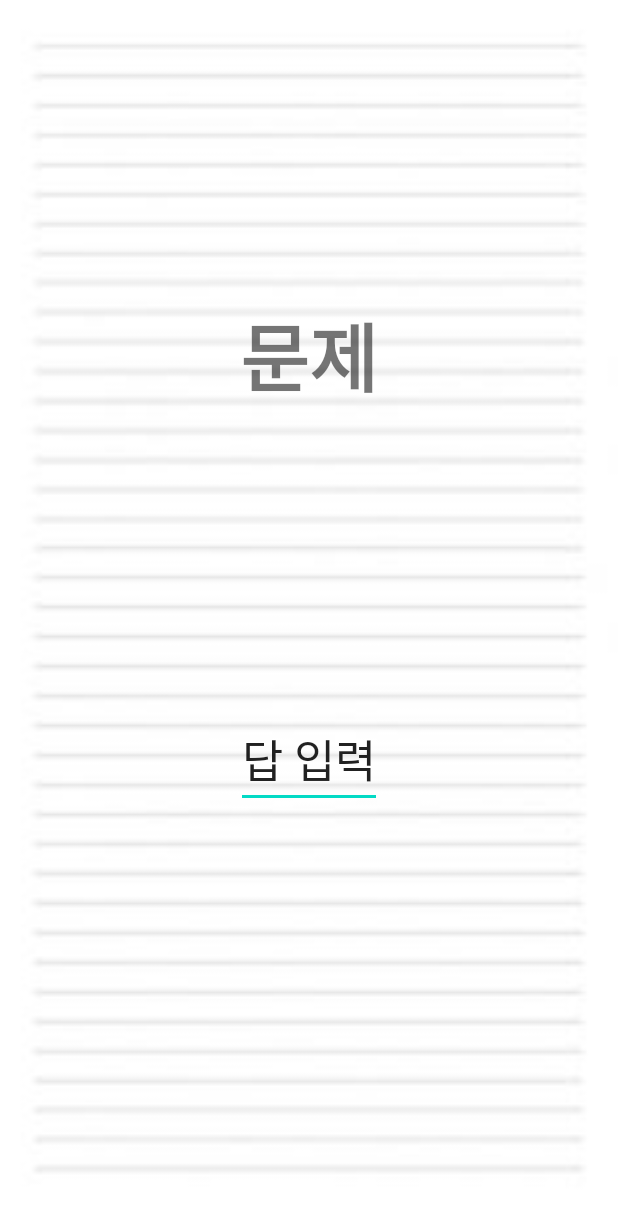
After one commit to kaybb12/JJH, an Android app: the hiragana screen opened directly, with no data from a screen before it, on a phone screen of 412 x 824 dp. The commit adds this screen. Shown: the top 1211 px of the screen. Run offline under Robolectric (Android 15) with nearby library versions, the phone set to English and light mode, and no system bars.

Commit message:
액티비티3개팠어요

```diff
--- /dev/null
+++ b/JS/app/src/main/java/com/example/js/hiragana.java
@@ -0,0 +1,15 @@
+package com.example.js;
+
+import androidx.annotation.Nullable;
+import androidx.appcompat.app.AppCompatActivity;
+
+import android.os.Bundle;
+
+public class hiragana extends AppCompatActivity {
+
+    @Override
+    protected void onCreate(@Nullable Bundle savedInstanceState) {
+        super.onCreate(savedInstanceState);
+        setContentView(R.layout.activity_hiragana);
+    }
+}
--- /dev/null
+++ b/JS/app/src/main/res/layout/activity_hiragana.xml
@@ -0,0 +1,37 @@
+<?xml version="1.0" encoding="utf-8"?>
+<LinearLayout xmlns:android="http://schemas.android.com/apk/res/android"
+    xmlns:app="http://schemas.android.com/apk/res-auto"
+    xmlns:tools="http://schemas.android.com/tools"
+    android:layout_width="match_parent"
+    android:layout_height="match_parent"
+    android:background="@drawable/note"
+    android:orientation="vertical"
+    tools:context=".hiragana">
+
+    <TextView
+        android:layout_width="wrap_content"
+        android:layout_height="wrap_content"
+        android:layout_marginTop="200dp"
+        android:text="문제"
+        android:textStyle="bold"
+        android:textSize="50sp"
+        android:layout_gravity="center"
+        />
+
+    <EditText
+        android:layout_width="wrap_content"
+        android:layout_height="wrap_content"
+        android:text="답 입력"
+        android:textSize="30sp"
+        android:layout_marginTop="200dp"
+        android:layout_gravity="center"/>
+
+    <LinearLayout
+        android:layout_width="match_parent"
+        android:layout_height="match_parent"
+        android:orientation="horizontal">
+
+
+    </LinearLayout>
+
+</LinearLayout>
```
Also changed, not shown: JS/app/src/main/AndroidManifest.xml (+11 -2 lines), JS/app/src/main/java/com/example/js/MainActivity.java (+31 -0 lines), JS/app/src/main/java/com/example/js/katakana.java (added, +14 -0 lines), JS/app/src/main/java/com/example/js/word.java (added, +14 -0 lines), JS/app/src/main/res/layout/activity_katakana.xml (added, +10 -0 lines), JS/app/src/main/res/layout/activity_word.xml (added, +10 -0 lines), JS/app/src/main/res/drawable/note.jpg (added).
